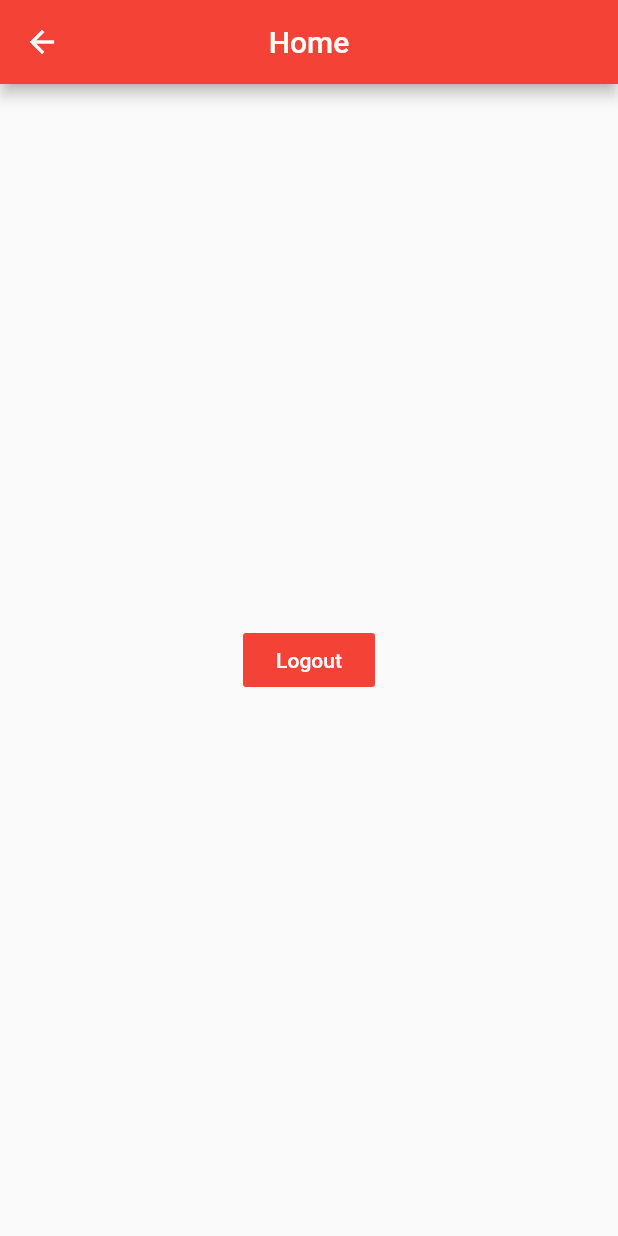
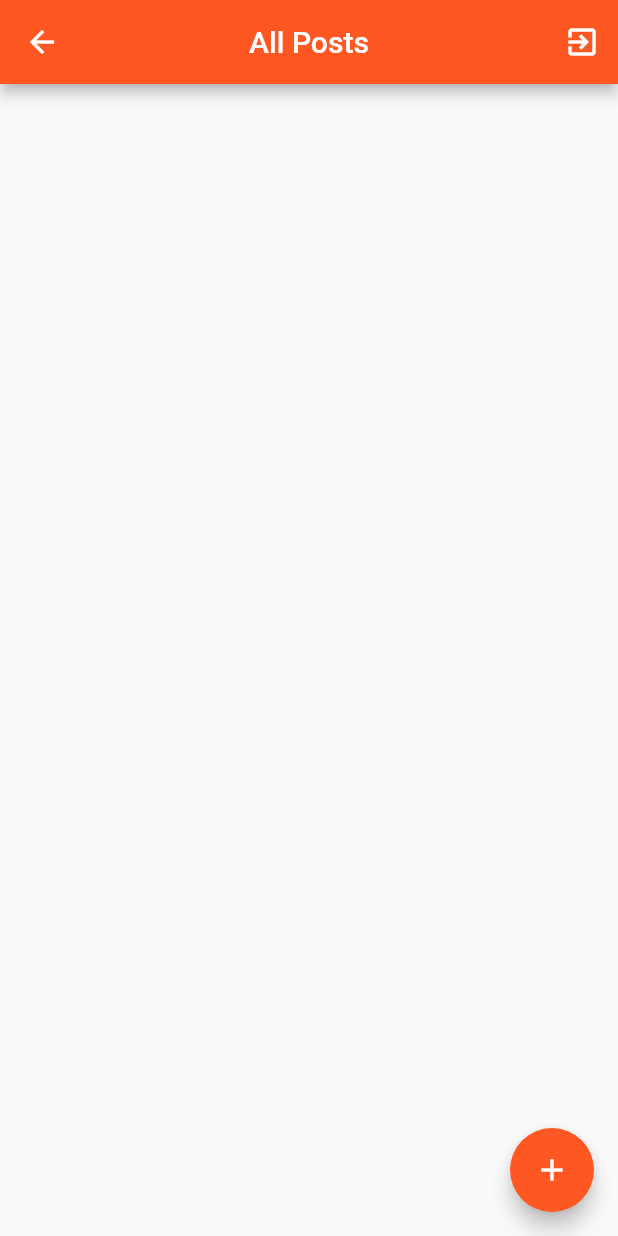
Before and after one commit to diyorkhud/herewego_firebase, a Flutter app: the HomePage screen opened by its route, on a phone screen of 412 x 824 dp. Run offline on Flutter 3.47's test engine with Material 2 defaults, Android fonts, the phone set to English and light mode, and no system bars; our stand-ins replace firebase_auth, firebase_core, firebase_database, fluttertoast, shared_preferences; accounts and stored records are empty; network calls fail.

Commit message:
added firebase realtime database

```diff
--- /dev/null
+++ b/lib/models/post_model.dart
@@ -0,0 +1,24 @@
+class Post{
+  String userId;
+  String firstName;
+  String lastName;
+  String content;
+  String date;
+
+  Post(this.userId, this.firstName, this.lastName, this.content, this.date,);
+
+  Post.fromJson(Map<String ,dynamic>json)
+      : userId = json['userId'],
+        firstName = json['firstName'],
+        lastName = json['lastName'],
+        content = json['content'],
+        date = json['date'];
+
+  Map<String ,dynamic>toJson()=>{
+    'userId':userId,
+    'firstName':firstName,
+    'lastName':lastName,
+    'content':content,
+    'date':date,
+  };
+}
--- a/lib/pages/home_page.dart
+++ b/lib/pages/home_page.dart
@@ -1,6 +1,10 @@
 import 'package:flutter/material.dart';
 
+import '../models/post_model.dart';
 import '../services/auth_service.dart';
+import '../services/prefs_service.dart';
+import '../services/rtdb_service.dart';
+import 'details_page.dart';
 class HomePage extends StatefulWidget {
   static const String id = "home_page";
   const HomePage({Key? key}) : super(key: key);
@@ -10,21 +14,79 @@ class HomePage extends StatefulWidget {
 }
 
 class _HomePageState extends State<HomePage> {
+  List<Post>items=[];
+
+  @override
+  void initState() {
+    // TODO: implement initState
+    super.initState();
+    _apiGetPosts();
+  }
+  _openDetail() async{
+    Map results = await Navigator.of(context).push(MaterialPageRoute(
+        builder: (BuildContext context){
+          return const DetailsPage();
+        }
+    ),);
+    if(results !=null  && results.containsKey("data")){
+      print(results["data"]);
+      _apiGetPosts();
+    }
+  }
+
+  _apiGetPosts() async{
+    var id = await Prefs.loadUserId();
+    RTDBService.getPosts(id!).then((posts) => {
+      _resPosts(posts),
+    });
+  }
+
+  _resPosts(List<Post> posts){
+    setState((){
+      items = posts;
+    });
+  }
+
   @override
   Widget build(BuildContext context) {
     return Scaffold(
       appBar: AppBar(
         centerTitle: true,
-        title: const Text("Home"),
+        title: const Text("All Posts"),
+        actions: [
+          IconButton(
+            onPressed: (){
+              AuthService.signOutUser(context);
+            },
+            icon: const Icon(Icons.exit_to_app, color: Colors.white,),
+          ),
+        ],
       ),
-      body: Center(
-        child: FlatButton(
-          onPressed: (){
-            AuthService.signOutUser(context);
-          },
-          color: Colors.red,
-          child: const Text("Logout", style: TextStyle(color: Colors.white),),
-        ),
+      body: ListView.builder(
+        itemCount: items.length,
+        itemBuilder: (ctx, i){
+          return itemOfList(items[i]);
+        },
+      ),
+      floatingActionButton: FloatingActionButton(
+        onPressed: _openDetail,
+        backgroundColor: Colors.deepOrange,
+        child: const Icon(Icons.add),
+      ),
+    );
+  }
+  Widget itemOfList(Post post){
+    return Container(
+      padding: const EdgeInsets.all(20),
+      child: Column(
+        crossAxisAlignment: CrossAxisAlignment.start,
+        children: [
+          Text("${post.firstName} ${post.lastName}", style: const TextStyle(color: Colors.black, fontSize: 20),),
+          const SizedBox(height: 10,),
+          Text(post.date, style: const TextStyle(color: Colors.black, fontSize: 16),),
+          const SizedBox(height: 10,),
+          Text(post.content, style: const TextStyle(color: Colors.black, fontSize: 16),),
+        ],
       ),
     );
   }
--- a/lib/pages/signin_page.dart
+++ b/lib/pages/signin_page.dart
@@ -29,12 +29,12 @@ class _SignInPageState extends State<SignInPage> {
         isLoading = true;
       });
       return AuthService.signInUser(context, email, password).then((firebaseUser) => {
-        _getFirebaseUser(firebaseUser!),
+        _getFirebaseUser(firebaseUser),
       });
     }
   }
 
-  _getFirebaseUser(User firebaseUser){
+  _getFirebaseUser(User? firebaseUser){
     setState((){
       isLoading = true;
     });
@@ -64,6 +64,7 @@ class _SignInPageState extends State<SignInPage> {
                 ),
                 const SizedBox(height: 10,),
                 TextField(
+                  obscureText: true,
                   controller: passwordController,
                   decoration: const InputDecoration(
                       hintText: "Password"
--- a/lib/pages/signup_page.dart
+++ b/lib/pages/signup_page.dart
@@ -73,6 +73,7 @@ class _SignUpState extends State<SignUp> {
                 ),
                 const SizedBox(height: 10,),
                 TextField(
+                  obscureText: true,
                   controller: passwordController,
                   decoration: const InputDecoration(
                       hintText: "Password"
--- /dev/null
+++ b/lib/services/rtdb_service.dart
@@ -0,0 +1,29 @@
+
+import 'dart:core';
+
+import 'package:firebase_database/firebase_database.dart';
+
+import '../models/post_model.dart';
+
+class RTDBService{
+  static final _database = FirebaseDatabase.instance.ref();
+
+  static Future<Stream<DatabaseEvent>?> addPost(Post post)async{
+    _database.child("posts").push().set(post.toJson());
+    return _database.onChildAdded;
+  }
+
+  static Future<List<Post>> getPosts(String id) async {
+    List<Post> items = [];
+
+    Query query = _database.child("posts");
+    await query.once().then((snapshot) {
+      final v = snapshot.snapshot.children;
+      for(var i in v){
+        Map map = i.value as Map;
+        items.add(Post(map['userId'],map['firstName'],map['lastName'],map['content'],map['date']));
+      }
+    });
+    return items;
+  }
+}
```
Also changed, not shown: lib/main.dart (+21 -2 lines), lib/pages/details_page.dart (added, +98 -0 lines).
